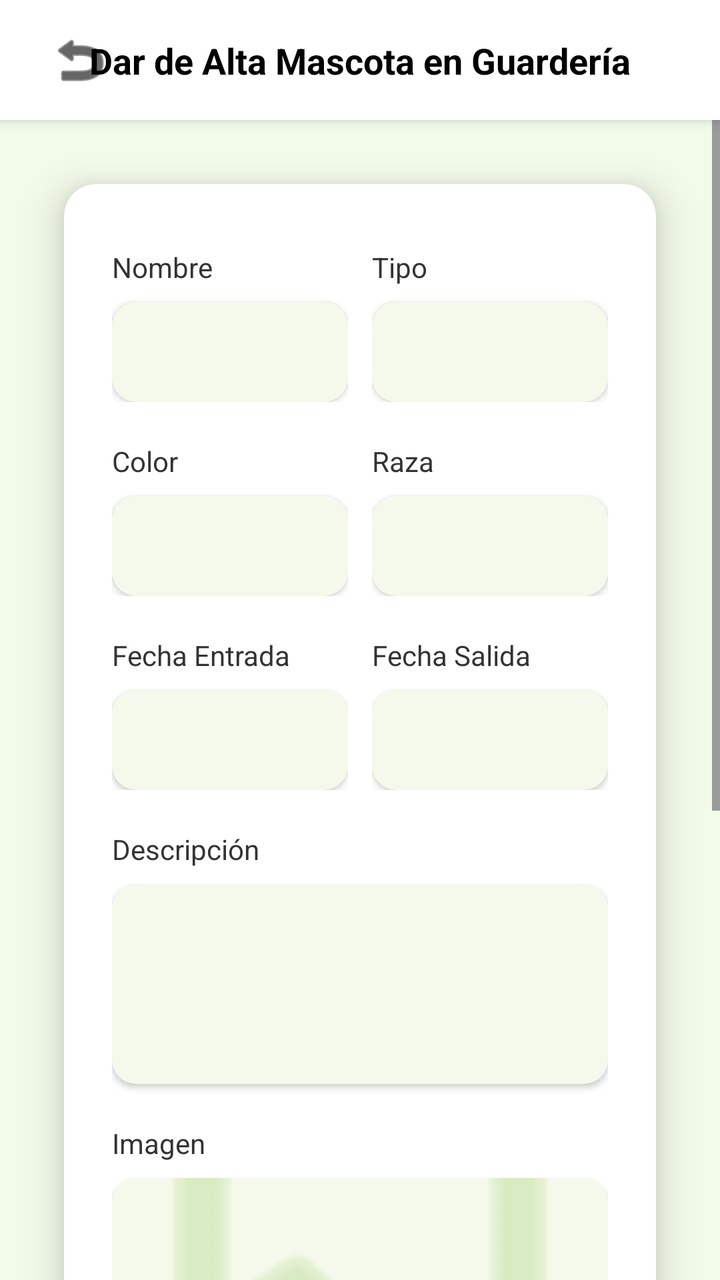
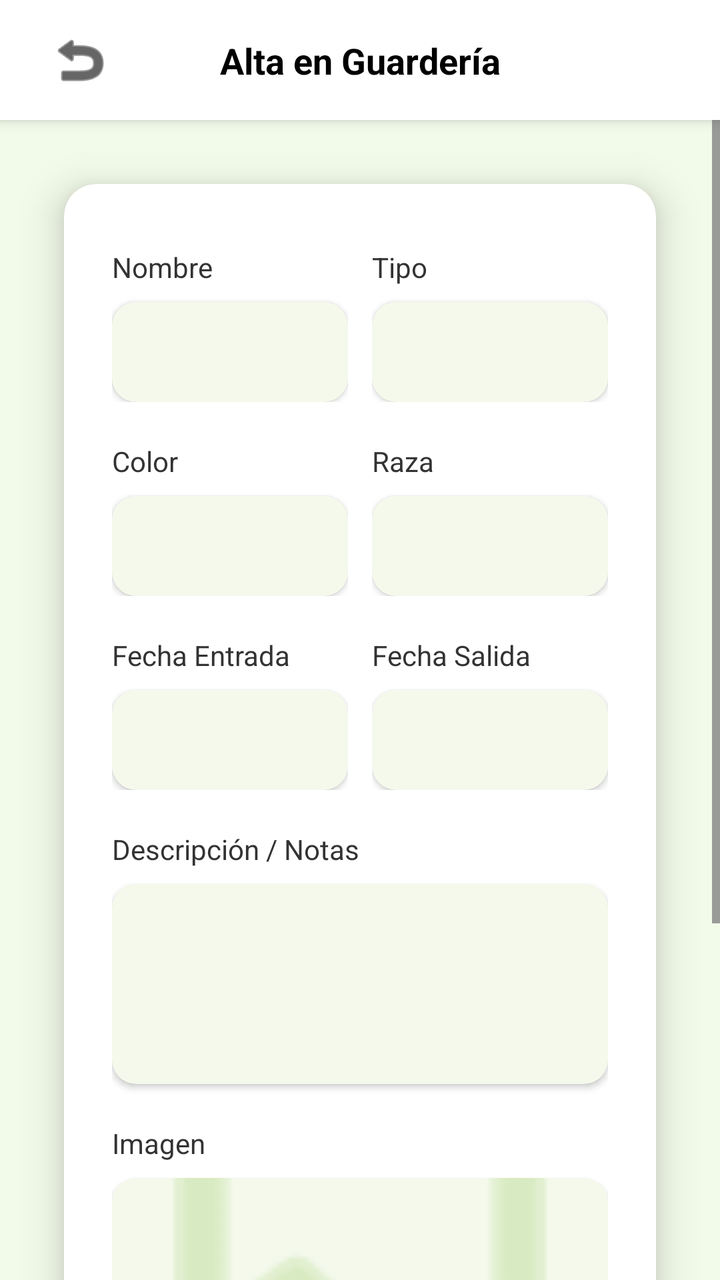

An Android layout rendered at two revisions. The XML below is the earlier revision; the diff shows what the commit changed to produce the second picture.
<!-- AndroidManifest.xml: application theme Theme.Mascotas -->
<!-- res/layout/activity_dar_alta_guarderia.xml -->
<?xml version="1.0" encoding="utf-8"?>
<androidx.constraintlayout.widget.ConstraintLayout
    xmlns:android="http://schemas.android.com/apk/res/android"
    xmlns:app="http://schemas.android.com/apk/res-auto"
    android:layout_width="match_parent"
    android:layout_height="match_parent"
    android:background="#F2FAE9">

    <androidx.constraintlayout.widget.ConstraintLayout
        android:id="@+id/headerBar"
        android:layout_width="match_parent"
        android:layout_height="60dp"
        android:background="#FFFFFF"
        android:elevation="4dp"
        app:layout_constraintTop_toTopOf="parent">

        <ImageView
            android:id="@+id/ivBack"
            android:layout_width="32dp"
            android:layout_height="32dp"
            android:layout_marginStart="24dp"
            android:src="@android:drawable/ic_menu_revert"
            app:tint="#000000"
            app:layout_constraintBottom_toBottomOf="parent"
            app:layout_constraintStart_toStartOf="parent"
            app:layout_constraintTop_toTopOf="parent" />

        <TextView
            android:id="@+id/tvHeaderTitle"
            android:layout_width="wrap_content"
            android:layout_height="wrap_content"
            android:text="Dar de Alta Mascota en Guardería"
            android:textColor="#000000"
            android:textSize="18sp"
            android:textStyle="bold"
            app:layout_constraintBottom_toBottomOf="parent"
            app:layout_constraintEnd_toEndOf="parent"
            app:layout_constraintStart_toStartOf="parent"
            app:layout_constraintTop_toTopOf="parent" />
    </androidx.constraintlayout.widget.ConstraintLayout>

    <ScrollView
        android:layout_width="match_parent"
        android:layout_height="0dp"
        android:fillViewport="true"
        android:clipToPadding="false"
        android:paddingBottom="40dp"
        app:layout_constraintBottom_toBottomOf="parent"
        app:layout_constraintTop_toBottomOf="@id/headerBar">

        <androidx.constraintlayout.widget.ConstraintLayout
            android:layout_width="match_parent"
            android:layout_height="wrap_content">

            <com.google.android.material.card.MaterialCardView
                android:layout_width="match_parent"
                android:layout_height="wrap_content"
                android:layout_marginHorizontal="32dp"
                android:layout_marginVertical="32dp"
                app:cardBackgroundColor="#FFFFFF"
                app:cardCornerRadius="16dp"
                app:cardElevation="12dp"
                app:strokeWidth="0dp"
                app:layout_constraintBottom_toBottomOf="parent"
                app:layout_constraintEnd_toEndOf="parent"
                app:layout_constraintStart_toStartOf="parent"
                app:layout_constraintTop_toTopOf="parent">

                <LinearLayout
                    android:layout_width="match_parent"
                    android:layout_height="wrap_content"
                    android:orientation="vertical"
                    android:paddingHorizontal="24dp"
                    android:paddingVertical="32dp">

                    <LinearLayout
                        android:layout_width="match_parent"
                        android:layout_height="wrap_content"
                        android:orientation="horizontal"
                        android:layout_marginBottom="20dp"
                        android:baselineAligned="false">

                        <LinearLayout
                            android:layout_width="0dp"
                            android:layout_height="wrap_content"
                            android:layout_weight="1"
                            android:orientation="vertical"
                            android:layout_marginEnd="12dp">
                            <TextView
                                android:layout_width="wrap_content"
                                android:layout_height="wrap_content"
                                android:text="Nombre"
                                android:textColor="#333333"
                                android:textSize="14sp"
                                android:layout_marginBottom="8dp" />
                            <com.google.android.material.card.MaterialCardView
                                android:layout_width="match_parent"
                                android:layout_height="50dp"
                                app:cardBackgroundColor="#F4F9EC"
                                app:cardCornerRadius="12dp"
                                app:cardElevation="2dp"
                                app:strokeWidth="0dp">
                                <EditText
                                    android:id="@+id/etNombreAlta"
                                    android:layout_width="match_parent"
                                    android:layout_height="match_parent"
                                    android:background="@null"
                                    android:paddingHorizontal="16dp"
                                    android:inputType="textPersonName" />
                            </com.google.android.material.card.MaterialCardView>
                        </LinearLayout>

                        <LinearLayout
                            android:layout_width="0dp"
                            android:layout_height="wrap_content"
                            android:layout_weight="1"
                            android:orientation="vertical">
                            <TextView
                                android:layout_width="wrap_content"
                                android:layout_height="wrap_content"
                                android:text="Tipo"
                                android:textColor="#333333"
                                android:textSize="14sp"
                                android:layout_marginBottom="8dp" />
                            <com.google.android.material.card.MaterialCardView
                                android:layout_width="match_parent"
                                android:layout_height="50dp"
                                app:cardBackgroundColor="#F4F9EC"
                                app:cardCornerRadius="12dp"
                                app:cardElevation="2dp"
                                app:strokeWidth="0dp">
                                <EditText
                                    android:id="@+id/etTipoAlta"
                                    android:layout_width="match_parent"
                                    android:layout_height="match_parent"
                                    android:background="@null"
                                    android:paddingHorizontal="16dp"
                                    android:inputType="text" />
                            </com.google.android.material.card.MaterialCardView>
                        </LinearLayout>
                    </LinearLayout>

                    <LinearLayout
                        android:layout_width="match_parent"
                        android:layout_height="wrap_content"
                        android:orientation="horizontal"
                        android:layout_marginBottom="20dp"
                        android:baselineAligned="false">

                        <LinearLayout
                            android:layout_width="0dp"
                            android:layout_height="wrap_content"
                            android:layout_weight="1"
                            android:orientation="vertical"
                            android:layout_marginEnd="12dp">
                            <TextView
                                android:layout_width="wrap_content"
                                android:layout_height="wrap_content"
                                android:text="Color"
                                android:textColor="#333333"
                                android:textSize="14sp"
                                android:layout_marginBottom="8dp" />
                            <com.google.android.material.card.MaterialCardView
                                android:layout_width="match_parent"
                                android:layout_height="50dp"
                                app:cardBackgroundColor="#F4F9EC"
                                app:cardCornerRadius="12dp"
                                app:cardElevation="2dp"
                                app:strokeWidth="0dp">
                                <EditText
                                    android:id="@+id/etColorAlta"
                                    android:layout_width="match_parent"
                                    android:layout_height="match_parent"
                                    android:background="@null"
                                    android:paddingHorizontal="16dp"
                                    android:inputType="text" />
                            </com.google.android.material.card.MaterialCardView>
                        </LinearLayout>

                        <LinearLayout
                            android:layout_width="0dp"
                            android:layout_height="wrap_content"
                            android:layout_weight="1"
                            android:orientation="vertical">
                            <TextView
                                android:layout_width="wrap_content"
                                android:layout_height="wrap_content"
                                android:text="Raza"
                                android:textColor="#333333"
                                android:textSize="14sp"
                                android:layout_marginBottom="8dp" />
                            <com.google.android.material.card.MaterialCardView
                                android:layout_width="match_parent"
                                android:layout_height="50dp"
                                app:cardBackgroundColor="#F4F9EC"
                                app:cardCornerRadius="12dp"
                                app:cardElevation="2dp"
                                app:strokeWidth="0dp">
                                <EditText
                                    android:id="@+id/etRazaAlta"
                                    android:layout_width="match_parent"
                                    android:layout_height="match_parent"
                                    android:background="@null"
                                    android:paddingHorizontal="16dp"
                                    android:inputType="text" />
                            </com.google.android.material.card.MaterialCardView>
                        </LinearLayout>
                    </LinearLayout>

                    <LinearLayout
                        android:layout_width="match_parent"
                        android:layout_height="wrap_content"
                        android:orientation="horizontal"
                        android:layout_marginBottom="20dp"
                        android:baselineAligned="false">

                        <LinearLayout
                            android:layout_width="0dp"
                            android:layout_height="wrap_content"
                            android:layout_weight="1"
                            android:orientation="vertical"
                            android:layout_marginEnd="12dp">
                            <TextView
                                android:layout_width="wrap_content"
                                android:layout_height="wrap_content"
                                android:text="Fecha Entrada"
                                android:textColor="#333333"
                                android:textSize="14sp"
                                android:layout_marginBottom="8dp" />
                            <com.google.android.material.card.MaterialCardView
                                android:layout_width="match_parent"
                                android:layout_height="50dp"
                                app:cardBackgroundColor="#F4F9EC"
                                app:cardCornerRadius="12dp"
                                app:cardElevation="2dp"
                                app:strokeWidth="0dp">
                                <EditText
                                    android:id="@+id/etFechaEntrada"
                                    android:layout_width="match_parent"
                                    android:layout_height="match_parent"
                                    android:background="@null"
                                    android:paddingHorizontal="16dp"
                                    android:inputType="date" />
                            </com.google.android.material.card.MaterialCardView>
                        </LinearLayout>

                        <LinearLayout
                            android:layout_width="0dp"
                            android:layout_height="wrap_content"
                            android:layout_weight="1"
                            android:orientation="vertical">
                            <TextView
                                android:layout_width="wrap_content"
                                android:layout_height="wrap_content"
                                android:text="Fecha Salida"
                                android:textColor="#333333"
                                android:textSize="14sp"
                                android:layout_marginBottom="8dp" />
                            <com.google.android.material.card.MaterialCardView
                                android:layout_width="match_parent"
                                android:layout_height="50dp"
                                app:cardBackgroundColor="#F4F9EC"
                                app:cardCornerRadius="12dp"
                                app:cardElevation="2dp"
                                app:strokeWidth="0dp">
                                <EditText
                                    android:id="@+id/etFechaSalida"
                                    android:layout_width="match_parent"
                                    android:layout_height="match_parent"
                                    android:background="@null"
                                    android:paddingHorizontal="16dp"
                                    android:inputType="date" />
                            </com.google.android.material.card.MaterialCardView>
                        </LinearLayout>
                    </LinearLayout>

                    <TextView
                        android:layout_width="wrap_content"
                        android:layout_height="wrap_content"
                        android:text="Descripción"
                        android:textColor="#333333"
                        android:textSize="14sp"
                        android:layout_marginBottom="8dp" />
                    <com.google.android.material.card.MaterialCardView
                        android:layout_width="match_parent"
                        android:layout_height="100dp"
                        android:layout_marginBottom="20dp"
                        app:cardBackgroundColor="#F4F9EC"
                        app:cardCornerRadius="12dp"
                        app:cardElevation="2dp"
                        app:strokeWidth="0dp">
                        <EditText
                            android:id="@+id/etDescripcionAlta"
                            android:layout_width="match_parent"
                            android:layout_height="match_parent"
                            android:background="@null"
                            android:padding="16dp"
                            android:gravity="top|start"
                            android:inputType="textMultiLine" />
                    </com.google.android.material.card.MaterialCardView>

                    <TextView
                        android:layout_width="wrap_content"
                        android:layout_height="wrap_content"
                        android:text="Imagen"
                        android:textColor="#333333"
                        android:textSize="14sp"
                        android:layout_marginBottom="8dp" />
                    <com.google.android.material.card.MaterialCardView
                        android:id="@+id/cvSubirImagenAlta"
                        android:layout_width="match_parent"
                        android:layout_height="100dp"
                        android:layout_marginBottom="24dp"
                        app:cardBackgroundColor="#F4F9EC"
                        app:cardCornerRadius="12dp"
                        app:cardElevation="2dp"
                        app:strokeWidth="0dp">
                        <ImageView
                            android:id="@+id/ivPreviewAlta"
                            android:layout_width="match_parent"
                            android:layout_height="match_parent"
                            android:scaleType="centerCrop"
                            android:src="@android:drawable/ic_menu_gallery"
                            app:tint="#C5E1A5" />
                    </com.google.android.material.card.MaterialCardView>

                    <View
                        android:layout_width="match_parent"
                        android:layout_height="2dp"
                        android:layout_marginBottom="24dp"
                        android:background="@android:color/darker_gray" />

                    <TextView
                        android:layout_width="wrap_content"
                        android:layout_height="wrap_content"
                        android:text="Nombre Dueño"
                        android:textColor="#333333"
                        android:textSize="14sp"
                        android:layout_marginBottom="8dp" />
                    <com.google.android.material.card.MaterialCardView
                        android:layout_width="match_parent"
                        android:layout_height="50dp"
                        android:layout_marginBottom="32dp"
                        app:cardBackgroundColor="#F4F9EC"
                        app:cardCornerRadius="12dp"
                        app:cardElevation="2dp"
                        app:strokeWidth="0dp">
                        <EditText
                            android:id="@+id/etNombreDueno"
                            android:layout_width="match_parent"
                            android:layout_height="match_parent"
                            android:background="@null"
                            android:paddingHorizontal="16dp"
                            android:inputType="textPersonName" />
                    </com.google.android.material.card.MaterialCardView>

                    <com.google.android.material.button.MaterialButton
                        android:id="@+id/btnDarDeAlta"
                        android:layout_width="wrap_content"
                        android:layout_height="55dp"
                        android:layout_gravity="center_horizontal"
                        android:paddingHorizontal="32dp"
                        android:text="Dar de Alta Mascota"
                        android:textAllCaps="false"
                        android:textSize="16sp"
                        android:textStyle="bold"
                        app:backgroundTint="#A4DF4C"
                        app:cornerRadius="12dp" />

                </LinearLayout>
            </com.google.android.material.card.MaterialCardView>

        </androidx.constraintlayout.widget.ConstraintLayout>
    </ScrollView>

</androidx.constraintlayout.widget.ConstraintLayout>
<!-- resources referenced by this layout -->
<resources>
  <style name="Theme.Mascotas" parent="Base.Theme.Mascotas" />
  <style name="Base.Theme.Mascotas" parent="Theme.Material3.DayNight.NoActionBar">
          
          
      </style>
</resources>

<!-- the commit's change to res/layout/activity_dar_alta_guarderia.xml (unified diff, before → after) -->
@@ -29,7 +29,7 @@
             android:id="@+id/tvHeaderTitle"
             android:layout_width="wrap_content"
             android:layout_height="wrap_content"
-            android:text="Dar de Alta Mascota en Guardería"
+            android:text="Alta en Guardería"
             android:textColor="#000000"
             android:textSize="18sp"
             android:textStyle="bold"
@@ -249,13 +249,15 @@
                             android:layout_height="wrap_content"
                             android:layout_weight="1"
                             android:orientation="vertical">
-                            <TextView
-                                android:layout_width="wrap_content"
-                                android:layout_height="wrap_content"
+
+                            <TextView
+                                android:layout_width="wrap_content"
+                                android:layout_height="wrap_content"
+                                android:layout_marginBottom="8dp"
                                 android:text="Fecha Salida"
                                 android:textColor="#333333"
-                                android:textSize="14sp"
-                                android:layout_marginBottom="8dp" />
+                                android:textSize="14sp" />
+
                             <com.google.android.material.card.MaterialCardView
                                 android:layout_width="match_parent"
                                 android:layout_height="50dp"
@@ -277,10 +279,11 @@
                     <TextView
                         android:layout_width="wrap_content"
                         android:layout_height="wrap_content"
-                        android:text="Descripción"
+                        android:text="Descripción / Notas"
                         android:textColor="#333333"
                         android:textSize="14sp"
                         android:layout_marginBottom="8dp" />
+
                     <com.google.android.material.card.MaterialCardView
                         android:layout_width="match_parent"
                         android:layout_height="100dp"
@@ -310,7 +313,7 @@
                         android:id="@+id/cvSubirImagenAlta"
                         android:layout_width="match_parent"
                         android:layout_height="100dp"
-                        android:layout_marginBottom="24dp"
+                        android:layout_marginBottom="32dp"
                         app:cardBackgroundColor="#F4F9EC"
                         app:cardCornerRadius="12dp"
                         app:cardElevation="2dp"
@@ -324,36 +327,6 @@
                             app:tint="#C5E1A5" />
                     </com.google.android.material.card.MaterialCardView>
 
-                    <View
-                        android:layout_width="match_parent"
-                        android:layout_height="2dp"
-                        android:layout_marginBottom="24dp"
-                        android:background="@android:color/darker_gray" />
-
-                    <TextView
-                        android:layout_width="wrap_content"
-                        android:layout_height="wrap_content"
-                        android:text="Nombre Dueño"
-                        android:textColor="#333333"
-                        android:textSize="14sp"
-                        android:layout_marginBottom="8dp" />
-                    <com.google.android.material.card.MaterialCardView
-                        android:layout_width="match_parent"
-                        android:layout_height="50dp"
-                        android:layout_marginBottom="32dp"
-                        app:cardBackgroundColor="#F4F9EC"
-                        app:cardCornerRadius="12dp"
-                        app:cardElevation="2dp"
-                        app:strokeWidth="0dp">
-                        <EditText
-                            android:id="@+id/etNombreDueno"
-                            android:layout_width="match_parent"
-                            android:layout_height="match_parent"
-                            android:background="@null"
-                            android:paddingHorizontal="16dp"
-                            android:inputType="textPersonName" />
-                    </com.google.android.material.card.MaterialCardView>
-
                     <com.google.android.material.button.MaterialButton
                         android:id="@+id/btnDarDeAlta"
                         android:layout_width="wrap_content"
@@ -369,8 +342,6 @@
 
                 </LinearLayout>
             </com.google.android.material.card.MaterialCardView>
-
         </androidx.constraintlayout.widget.ConstraintLayout>
     </ScrollView>
-
 </androidx.constraintlayout.widget.ConstraintLayout>
